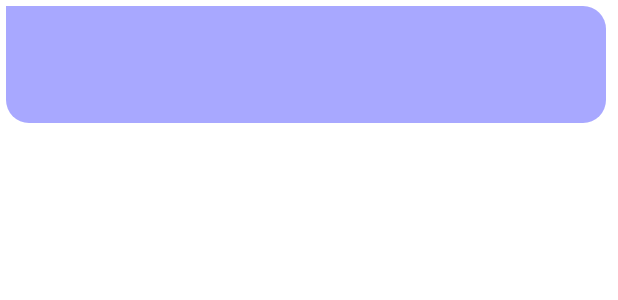
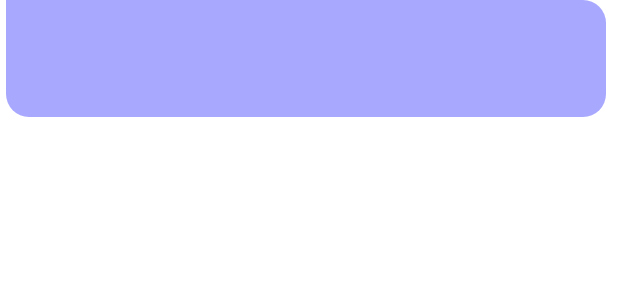
Before and after one commit to CBNU-JEM/AlgoTalk, an Android app: the layout bot_opengraph_area.xml on its own in the app's theme, with its tools: preview values and no code run, on a phone screen of 412 x 824 dp. Shown: the top 300 px of the screen. Run offline under Robolectric (Android 15) with nearby library versions, the phone set to English and light mode, and no system bars.

Commit message:
ALGO-66 오픈그래프 여백 줄임

```diff
--- a/app/src/main/res/layout/bot_opengraph_area.xml
+++ b/app/src/main/res/layout/bot_opengraph_area.xml
@@ -3,7 +3,10 @@
     xmlns:tools="http://schemas.android.com/tools"
     android:layout_width="wrap_content"
     android:layout_height="wrap_content"
-    android:layout_margin="4dp">
+    android:layout_marginTop="0dp"
+    android:layout_marginBottom="0dp"
+    android:layout_marginRight="4dp"
+    android:layout_marginLeft="4dp">
     <LinearLayout
         android:id="@+id/chat_open_graph_layout"
         android:layout_width="wrap_content"
```
